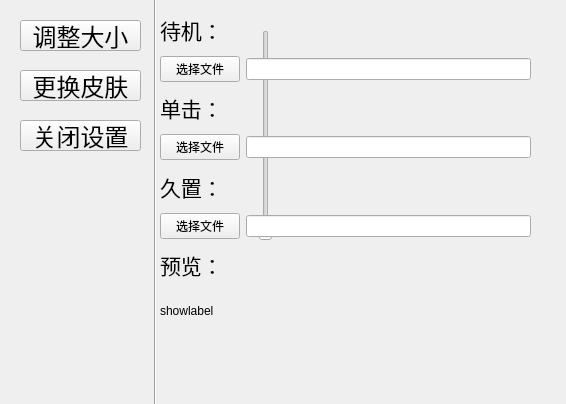
Old version of the form widget.ui in the repository XY-729/deskpet.
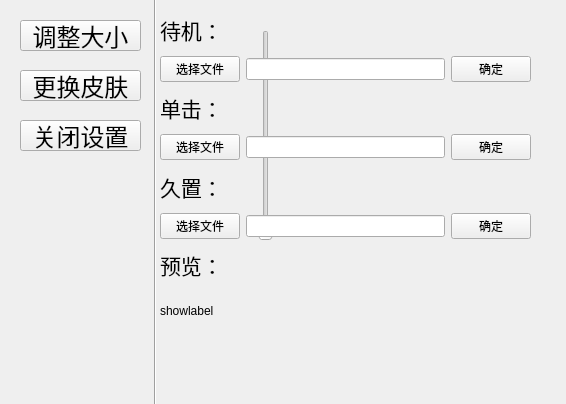
New version of the form.

```diff
--- a/widget.ui
+++ b/widget.ui
@@ -169,6 +169,13 @@
        <item>
         <widget class="QLineEdit" name="filetext1"/>
        </item>
+       <item>
+        <widget class="QPushButton" name="commitButton1">
+         <property name="text">
+          <string>确定</string>
+         </property>
+        </widget>
+       </item>
       </layout>
      </item>
      <item>
@@ -198,6 +205,13 @@
        <item>
         <widget class="QLineEdit" name="filetext2"/>
        </item>
+       <item>
+        <widget class="QPushButton" name="commitButton2">
+         <property name="text">
+          <string>确定</string>
+         </property>
+        </widget>
+       </item>
       </layout>
      </item>
      <item>
@@ -227,6 +241,13 @@
        <item>
         <widget class="QLineEdit" name="filetext3"/>
        </item>
+       <item>
+        <widget class="QPushButton" name="commitButton3">
+         <property name="text">
+          <string>确定</string>
+         </property>
+        </widget>
+       </item>
       </layout>
      </item>
      <item>
```
